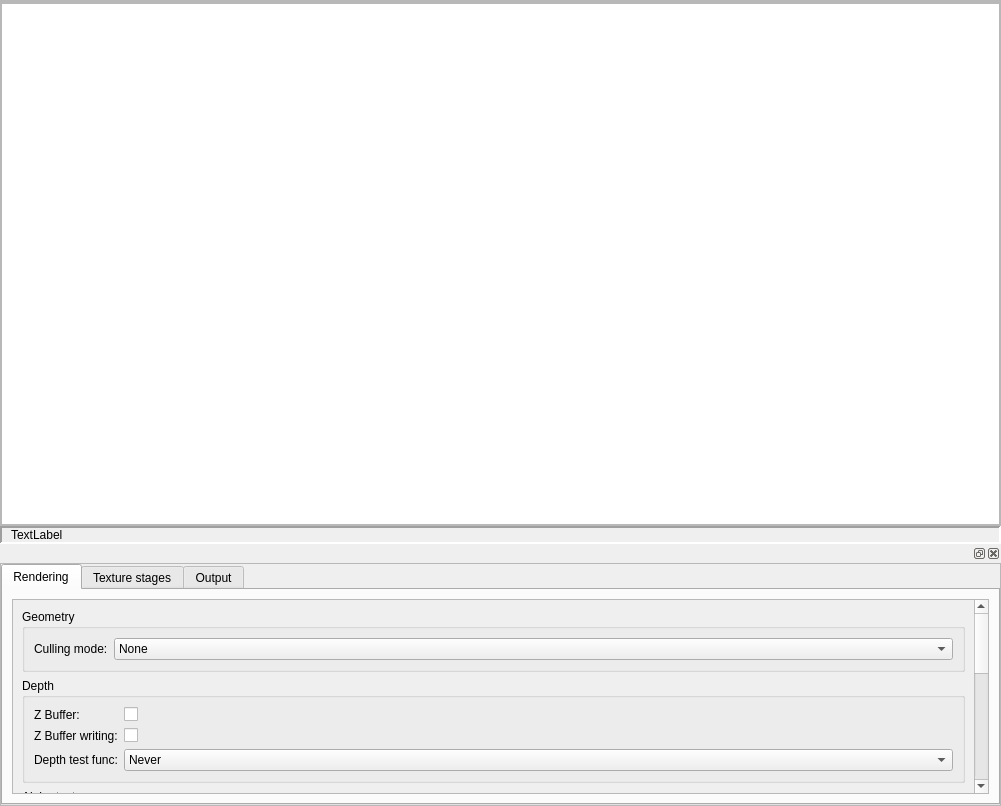
First picture: the form in Code/Editor/TamyEditor/pixelshadereditor.ui, repository cccZone/tamy, before the edit.
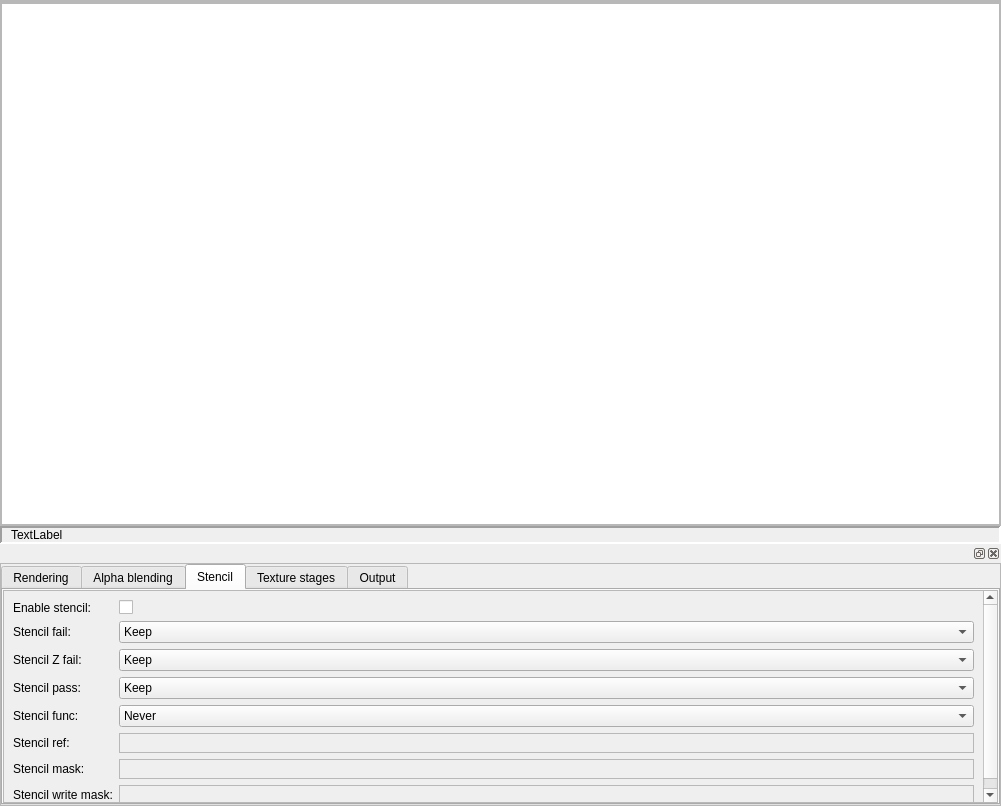
Second picture: the form after the edit.

The edit to the form file:
```diff
--- a/Code/Editor/TamyEditor/pixelshadereditor.ui
+++ b/Code/Editor/TamyEditor/pixelshadereditor.ui
@@ -203,13 +203,19 @@
            <item>
             <widget class="QTabWidget" name="tabWidget">
              <property name="currentIndex">
-              <number>0</number>
+              <number>2</number>
              </property>
              <widget class="QWidget" name="RenderingOptionsTab">
               <attribute name="title">
                <string>Rendering</string>
               </attribute>
-              <layout class="QVBoxLayout" name="verticalLayout">
+              <layout class="QVBoxLayout" name="verticalLayout_7">
+               <property name="spacing">
+                <number>0</number>
+               </property>
+               <property name="margin">
+                <number>0</number>
+               </property>
                <item>
                 <widget class="QScrollArea" name="scrollArea_2">
                  <property name="widgetResizable">
@@ -219,12 +225,15 @@
                   <property name="geometry">
                    <rect>
                     <x>0</x>
-                    <y>-100</y>
-                    <width>956</width>
-                    <height>515</height>
+                    <y>0</y>
+                    <width>991</width>
+                    <height>210</height>
                    </rect>
                   </property>
                   <layout class="QVBoxLayout" name="verticalLayout_5">
+                   <property name="margin">
+                    <number>9</number>
+                   </property>
                    <item>
                     <widget class="QGroupBox" name="geometryGroupBox">
                      <property name="title">
@@ -351,6 +360,38 @@
                      </layout>
                     </widget>
                    </item>
+                  </layout>
+                 </widget>
+                </widget>
+               </item>
+              </layout>
+             </widget>
+             <widget class="QWidget" name="AlphaBlendingTab">
+              <attribute name="title">
+               <string>Alpha blending</string>
+              </attribute>
+              <layout class="QVBoxLayout" name="verticalLayout">
+               <property name="spacing">
+                <number>0</number>
+               </property>
+               <property name="margin">
+                <number>0</number>
+               </property>
+               <item>
+                <widget class="QScrollArea" name="scrollArea_3">
+                 <property name="widgetResizable">
+                  <bool>true</bool>
+                 </property>
+                 <widget class="QWidget" name="scrollAreaWidgetContents_3">
+                  <property name="geometry">
+                   <rect>
+                    <x>0</x>
+                    <y>0</y>
+                    <width>974</width>
+                    <height>360</height>
+                   </rect>
+                  </property>
+                  <layout class="QVBoxLayout" name="verticalLayout_8">
                    <item>
                     <widget class="QGroupBox" name="alphaTestGroupBox">
                      <property name="title">
@@ -884,6 +925,349 @@
                </item>
               </layout>
              </widget>
+             <widget class="QWidget" name="StencilTab">
+              <attribute name="title">
+               <string>Stencil</string>
+              </attribute>
+              <layout class="QVBoxLayout" name="verticalLayout_9">
+               <property name="spacing">
+                <number>0</number>
+               </property>
+               <property name="margin">
+                <number>0</number>
+               </property>
+               <item>
+                <widget class="QScrollArea" name="scrollArea_4">
+                 <property name="widgetResizable">
+                  <bool>true</bool>
+                 </property>
+                 <widget class="QWidget" name="scrollAreaWidgetContents_4">
+                  <property name="geometry">
+                   <rect>
+                    <x>0</x>
+                    <y>0</y>
+                    <width>974</width>
+                    <height>213</height>
+                   </rect>
+                  </property>
+                  <layout class="QFormLayout" name="formLayout_5">
+                   <item row="0" column="0">
+                    <widget class="QLabel" name="label_11">
+                     <property name="text">
+                      <string>Enable stencil:</string>
+                     </property>
+                    </widget>
+                   </item>
+                   <item row="0" column="1">
+                    <widget class="QCheckBox" name="useStencil">
+                     <property name="text">
+                      <string/>
+                     </property>
+                    </widget>
+                   </item>
+                   <item row="1" column="0">
+                    <widget class="QLabel" name="label_12">
+                     <property name="text">
+                      <string>Stencil fail:</string>
+                     </property>
+                    </widget>
+                   </item>
+                   <item row="1" column="1">
+                    <widget class="QComboBox" name="stencilFailCombo">
+                     <item>
+                      <property name="text">
+                       <string>Keep</string>
+                      </property>
+                     </item>
+                     <item>
+                      <property name="text">
+                       <string>Zero</string>
+                      </property>
+                     </item>
+                     <item>
+                      <property name="text">
+                       <string>Replace</string>
+                      </property>
+                     </item>
+                     <item>
+                      <property name="text">
+                       <string>Increase Saturation</string>
+                      </property>
+                     </item>
+                     <item>
+                      <property name="text">
+                       <string>Decrease Saturation</string>
+                      </property>
+                     </item>
+                     <item>
+                      <property name="text">
+                       <string>Invert</string>
+                      </property>
+                     </item>
+                     <item>
+                      <property name="text">
+                       <string>Increase</string>
+                      </property>
+                     </item>
+                     <item>
+                      <property name="text">
+                       <string>Decrease</string>
+                      </property>
+                     </item>
+                    </widget>
+                   </item>
+                   <item row="2" column="0">
+                    <widget class="QLabel" name="label_13">
+                     <property name="text">
+                      <string>Stencil Z fail:</string>
+                     </property>
+                    </widget>
+                   </item>
+                   <item row="2" column="1">
+                    <widget class="QComboBox" name="stencilZFailCombo">
+                     <item>
+                      <property name="text">
+                       <string>Keep</string>
+                      </property>
+                     </item>
+                     <item>
+                      <property name="text">
+                       <string>Zero</string>
+                      </property>
+                     </item>
+                     <item>
+                      <property name="text">
+                       <string>Replace</string>
+                      </property>
+                     </item>
+                     <item>
+                      <property name="text">
+                       <string>Increase Saturation</string>
+                      </property>
+                     </item>
+                     <item>
+                      <property name="text">
+                       <string>Decrease Saturation</string>
+                      </property>
+                     </item>
+                     <item>
+                      <property name="text">
+                       <string>Invert</string>
+                      </property>
+                     </item>
+                     <item>
+                      <property name="text">
+                       <string>Increase</string>
+                      </property>
+                     </item>
+                     <item>
+                      <property name="text">
+                       <string>Decrease</string>
+                      </property>
+                     </item>
+                    </widget>
+                   </item>
+                   <item row="3" column="0">
+                    <widget class="QLabel" name="label_14">
+                     <property name="text">
+                      <string>Stencil pass:</string>
+                     </property>
+                    </widget>
+                   </item>
+                   <item row="3" column="1">
+                    <widget class="QComboBox" name="stencilPassCombo">
+                     <item>
+                      <property name="text">
+                       <string>Keep</string>
+                      </property>
+                     </item>
+                     <item>
+                      <property name="text">
+                       <string>Zero</string>
+                      </property>
+                     </item>
+                     <item>
+                      <property name="text">
+                       <string>Replace</string>
+                      </property>
+                     </item>
+                     <item>
+                      <property name="text">
+                       <string>Increase Saturation</string>
+                      </property>
+                     </item>
+                     <item>
+                      <property name="text">
+                       <string>Decrease Saturation</string>
+                      </property>
+                     </item>
+                     <item>
+                      <property name="text">
+                       <string>Invert</string>
+                      </property>
+                     </item>
+                     <item>
+                      <property name="text">
+                       <string>Increase</string>
+                      </property>
+                     </item>
+                     <item>
+                      <property name="text">
+                       <string>Decrease</string>
+                      </property>
+                     </item>
+                    </widget>
+                   </item>
+                   <item row="4" column="0">
+                    <widget class="QLabel" name="label_15">
+                     <property name="text">
+                      <string>Stencil func:</string>
+                     </property>
+                    </widget>
+                   </item>
+                   <item row="4" column="1">
+                    <widget class="QComboBox" name="stencilFuncCombo">
+                     <item>
+                      <property name="text">
+                       <string>Never</string>
+                      </property>
+                     </item>
+                     <item>
+                      <property name="text">
+                       <string>Less ( &lt; )</string>
+                      </property>
+                     </item>
+                     <item>
+                      <property name="text">
+                       <string>Equal ( == )</string>
+                      </property>
+                     </item>
+                     <item>
+                      <property name="text">
+                       <string>LessEqual ( &lt;= )</string>
+                      </property>
+                     </item>
+                     <item>
+                      <property name="text">
+                       <string>Greater ( &gt; )</string>
+                      </property>
+                     </item>
+                     <item>
+                      <property name="text">
+                       <string>NotEqual ( != )</string>
+                      </property>
+                     </item>
+                     <item>
+                      <property name="text">
+                       <string>GreaterEqual ( &gt;= )</string>
+                      </property>
+                     </item>
+                     <item>
+                      <property name="text">
+                       <string>Always</string>
+                      </property>
+                     </item>
+                    </widget>
+                   </item>
+                   <item row="5" column="0">
+                    <widget class="QLabel" name="label_16">
+                     <property name="text">
+                      <string>Stencil ref:</string>
+                     </property>
+                    </widget>
+                   </item>
+                   <item row="5" column="1">
+                    <widget class="QFrame" name="stencilRefFrame">
+                     <property name="minimumSize">
+                      <size>
+                       <width>0</width>
+                       <height>20</height>
+                      </size>
+                     </property>
+                     <property name="frameShape">
+                      <enum>QFrame::StyledPanel</enum>
+                     </property>
+                     <property name="frameShadow">
+                      <enum>QFrame::Raised</enum>
+                     </property>
+                     <layout class="QVBoxLayout" name="verticalLayout_10">
+                      <property name="spacing">
+                       <number>0</number>
+                      </property>
+                      <property name="margin">
+                       <number>0</number>
+                      </property>
+                     </layout>
+                    </widget>
+                   </item>
+                   <item row="6" column="0">
+                    <widget class="QLabel" name="label_17">
+                     <property name="text">
+                      <string>Stencil mask:</string>
+                     </property>
+                    </widget>
+                   </item>
+                   <item row="6" column="1">
+                    <widget class="QFrame" name="stencilMaskFrame">
+                     <property name="minimumSize">
+                      <size>
+                       <width>0</width>
+                       <height>20</height>
+                      </size>
+                     </property>
+                     <property name="frameShape">
+                      <enum>QFrame::StyledPanel</enum>
+                     </property>
+                     <property name="frameShadow">
+                      <enum>QFrame::Raised</enum>
+                     </property>
+                     <layout class="QVBoxLayout" name="verticalLayout_11">
+                      <property name="spacing">
+                       <number>0</number>
+                      </property>
+                      <property name="margin">
+                       <number>0</number>
+                      </property>
+                     </layout>
+                    </widget>
+                   </item>
+                   <item row="7" column="0">
+                    <widget class="QLabel" name="label_18">
+                     <property name="text">
+                      <string>Stencil write mask:</string>
+                     </property>
+                    </widget>
+                   </item>
+                   <item row="7" column="1">
+                    <widget class="QFrame" name="stencilWriteMaskFrame">
+                     <property name="minimumSize">
+                      <size>
+                       <width>0</width>
+                       <height>20</height>
+                      </size>
+                     </property>
+                     <property name="frameShape">
+                      <enum>QFrame::StyledPanel</enum>
+                     </property>
+                     <property name="frameShadow">
+                      <enum>QFrame::Raised</enum>
+                     </property>
+                     <layout class="QVBoxLayout" name="verticalLayout_12">
+                      <property name="spacing">
+                       <number>0</number>
+                      </property>
+                      <property name="margin">
+                       <number>0</number>
+                      </property>
+                     </layout>
+                    </widget>
+                   </item>
+                  </layout>
+                 </widget>
+                </widget>
+               </item>
+              </layout>
+             </widget>
              <widget class="QWidget" name="textureStagesOptionsTab">
               <attribute name="title">
                <string>Texture stages</string>
```
Left out of the diff: 22 changed lines with no effect on the pictures.
